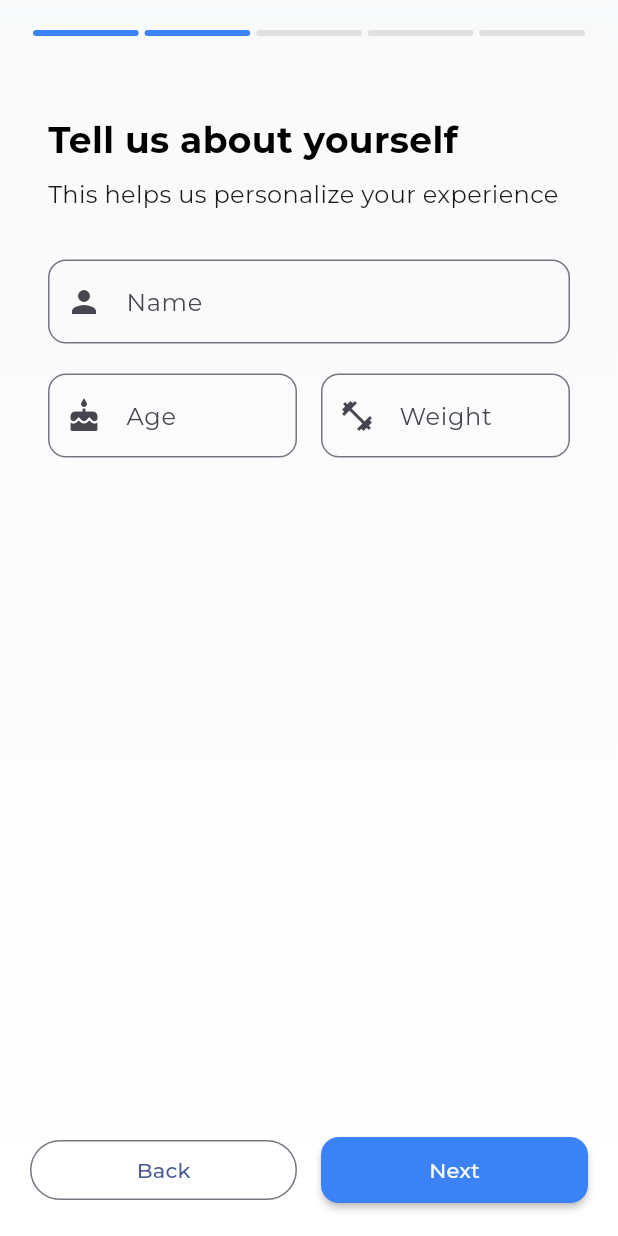
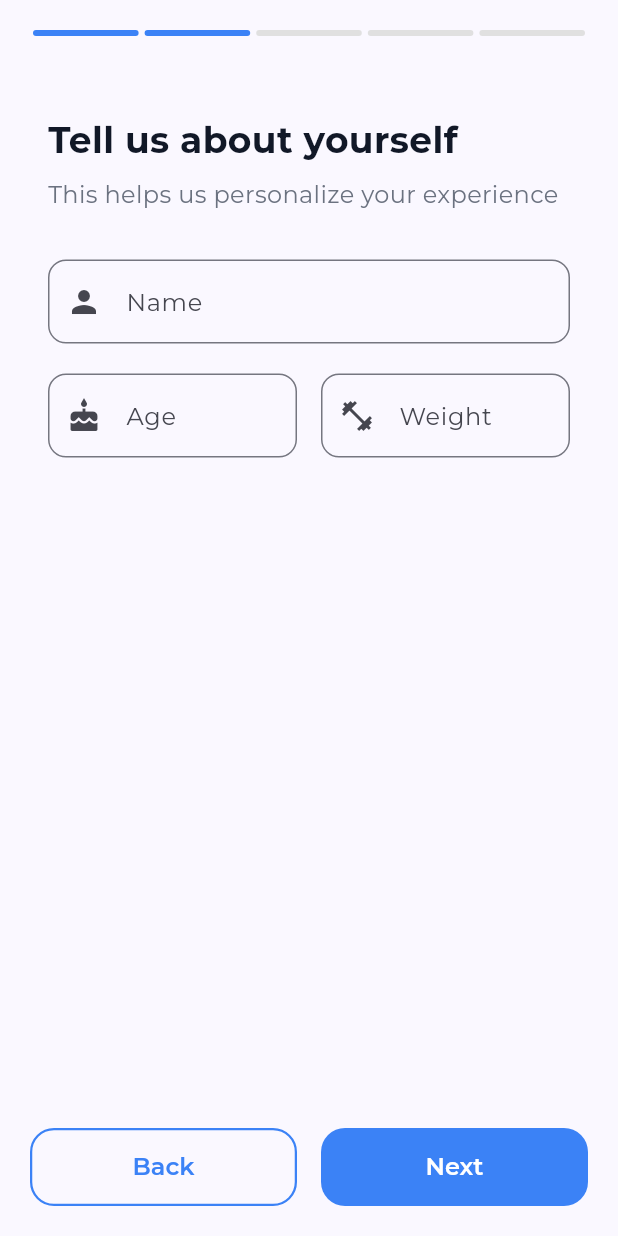
Before and after one commit to FatihHDR/hydrify, a Flutter app: the screen it shows after launch, swiped to page 2, on a phone screen of 412 x 824 dp. Run offline on Flutter 3.47's test engine with Material 3 defaults, Android fonts, the phone set to English and light mode, and no system bars; our stand-ins replace fl_chart, flutter_local_notifications, google_fonts, permission_handler, shared_preferences, sqflite and 1 more; accounts and stored records are empty; statements that could not run were skipped.

Commit message:
feat: refine app color palette and enhance button styles for improved UI

```diff
--- a/lib/utils/app_theme.dart
+++ b/lib/utils/app_theme.dart
@@ -11,38 +11,37 @@ class AppColors {  // Modern minimalist color palette
   static const Color waterBlue = Color(0xFF3B82F6); // Clean blue
   static const Color waterBlueDark = Color(0xFF2563EB);
   static const Color waterBlueLight = Color(0xFFDBEAFE);
+    // Modern neutral backgrounds
+  static const Color background = Color(0xFFFAFAFA); // Softer white
+  static const Color surface = Color(0xFFFFFFFF);
+  static const Color surfaceVariant = Color(0xFFF8FAFC); // Very light gray
 
-  // Background colors
-  static const Color background = Color(0xFFF8F9FA);
-  static const Color surface = Color(0xFFFFFFFF);
-  static const Color surfaceVariant = Color(0xFFF5F5F5);  // Text colors
-  static const Color textPrimary = Color(0xFF000000); // Black - sangat gelap
-  static const Color textSecondary = Color(0xFF1A1A1A); // Almost black - sangat gelap
-  static const Color textLight = Color(0xFF424242); // Dark gray - gelap
-
-  // Status colors
-  static const Color success = Color(0xFF4CAF50);
-  static const Color warning = Color(0xFFFF9800);
-  static const Color error = Color(0xFFF44336);
-  static const Color info = Color(0xFF2196F3);
-
-  // Gradient colors
+  // Professional text colors
+  static const Color textPrimary = Color(0xFF111827); // Near black
+  static const Color textSecondary = Color(0xFF6B7280); // Professional gray
+  static const Color textLight = Color(0xFF9CA3AF); // Light gray
+    // Status colors - modern and subtle
+  static const Color success = Color(0xFF10B981); // Modern green
+  static const Color warning = Color(0xFFF59E0B); // Modern amber
+  static const Color error = Color(0xFFEF4444); // Modern red
+  static const Color info = Color(0xFF3B82F6); // Modern blue
+    // Minimalist gradients
   static const LinearGradient primaryGradient = LinearGradient(
     begin: Alignment.topLeft,
     end: Alignment.bottomRight,
-    colors: [waterBlue, waterBlueDark],
+    colors: [Color(0xFF3B82F6), Color(0xFF1D4ED8)],
   );
 
-  static const LinearGradient successGradient = LinearGradient(
+  static const LinearGradient subtleGradient = LinearGradient(
+    begin: Alignment.topCenter,
+    end: Alignment.bottomCenter,
+    colors: [Color(0xFFFAFAFA), Color(0xFFFFFFFF)],
+  );
+
+  static const LinearGradient cardGradient = LinearGradient(
     begin: Alignment.topLeft,
     end: Alignment.bottomRight,
-    colors: [success, Color(0xFF66BB6A)],
-  );
-
-  static const LinearGradient backgroundGradient = LinearGradient(
-    begin: Alignment.topCenter,
-    end: Alignment.bottomCenter,
-    colors: [background, surface],
+    colors: [Color(0xFFFFFFFF), Color(0xFFF8FAFC)],
   );
 }
 
@@ -137,23 +136,44 @@ class AppTheme {
         foregroundColor: Colors.white,
         elevation: 0,
         centerTitle: true,
-      ),
-      elevatedButtonTheme: ElevatedButtonThemeData(
+      ),      elevatedButtonTheme: ElevatedButtonThemeData(
         style: ElevatedButton.styleFrom(
           backgroundColor: AppColors.waterBlue,
           foregroundColor: Colors.white,
-          elevation: 2,
-          padding: const EdgeInsets.symmetric(horizontal: 24, vertical: 12),
+          elevation: 0, // Flat design
+          shadowColor: Colors.transparent,
+          padding: const EdgeInsets.symmetric(horizontal: 32, vertical: 16),
           shape: RoundedRectangleBorder(
-            borderRadius: BorderRadius.circular(12),
+            borderRadius: BorderRadius.circular(16), // More rounded
+          ),
+          textStyle: GoogleFonts.montserrat(
+            fontSize: 16,
+            fontWeight: FontWeight.w600,
           ),
         ),
-      ),      cardTheme: const CardThemeData(
-        elevation: 2,
+      ),
+      outlinedButtonTheme: OutlinedButtonThemeData(
+        style: OutlinedButton.styleFrom(
+          foregroundColor: AppColors.waterBlue,
+          side: const BorderSide(color: AppColors.waterBlue, width: 1.5),
+          padding: const EdgeInsets.symmetric(horizontal: 32, vertical: 16),
+          shape: RoundedRectangleBorder(
+            borderRadius: BorderRadius.circular(16),
+          ),
+          textStyle: GoogleFonts.montserrat(
+            fontSize: 16,
+            fontWeight: FontWeight.w600,
+          ),
+        ),
+      ),      cardTheme: CardThemeData(
+        elevation: 0, // Flat cards
         color: AppColors.surface,
+        shadowColor: Colors.transparent,
         shape: RoundedRectangleBorder(
-          borderRadius: BorderRadius.all(Radius.circular(16)),
+          borderRadius: const BorderRadius.all(Radius.circular(20)), // More rounded
+          side: BorderSide(color: AppColors.textLight, width: 0.5), // Subtle border
         ),
+        margin: const EdgeInsets.symmetric(horizontal: 16, vertical: 8),
       ),
       inputDecorationTheme: InputDecorationTheme(
         border: OutlineInputBorder(
```
